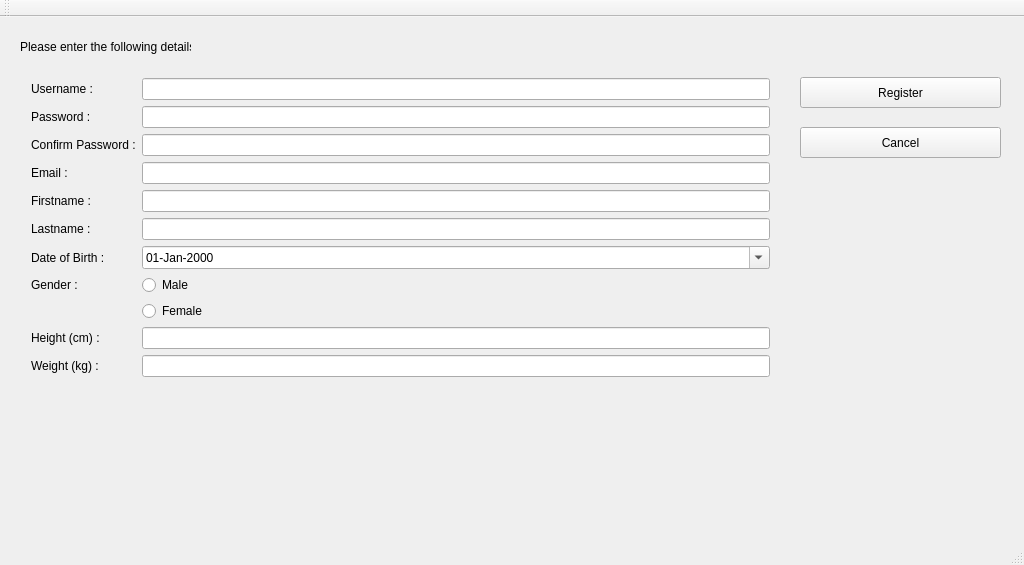
First picture: the form in GUI_Qt/SmartScale/userRegister.ui, repository twschung/IoT-Smart-Scale, before the edit.
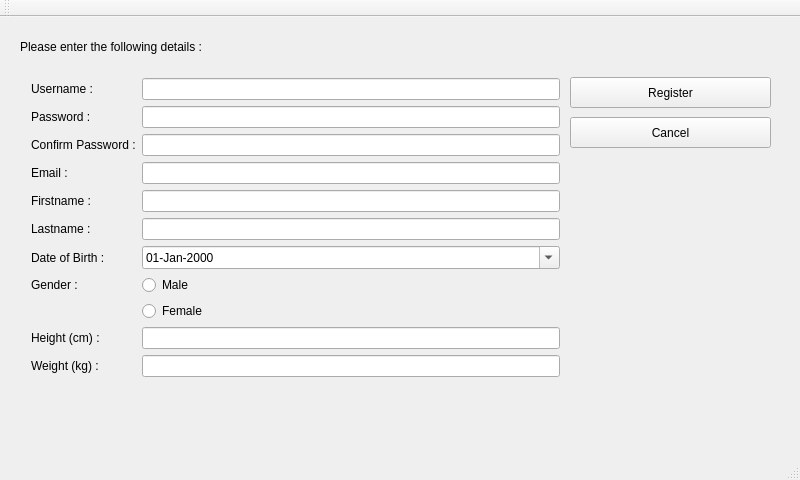
Second picture: the form after the edit.

What changed in the file:
```diff
--- a/GUI_Qt/SmartScale/userRegister.ui
+++ b/GUI_Qt/SmartScale/userRegister.ui
@@ -6,8 +6,8 @@
    <rect>
     <x>0</x>
     <y>0</y>
-    <width>1024</width>
-    <height>565</height>
+    <width>800</width>
+    <height>480</height>
    </rect>
   </property>
   <property name="windowTitle">
@@ -17,8 +17,8 @@
    <widget class="QPushButton" name="btnCancel">
     <property name="geometry">
      <rect>
-      <x>800</x>
-      <y>110</y>
+      <x>570</x>
+      <y>100</y>
       <width>201</width>
       <height>31</height>
      </rect>
@@ -30,7 +30,7 @@
    <widget class="QPushButton" name="btnRegister">
     <property name="geometry">
      <rect>
-      <x>800</x>
+      <x>570</x>
       <y>60</y>
       <width>201</width>
       <height>31</height>
@@ -45,7 +45,7 @@
      <rect>
       <x>20</x>
       <y>10</y>
-      <width>171</width>
+      <width>231</width>
       <height>41</height>
      </rect>
     </property>
@@ -78,8 +78,8 @@
      <rect>
       <x>20</x>
       <y>50</y>
-      <width>761</width>
-      <height>451</height>
+      <width>551</width>
+      <height>341</height>
      </rect>
     </property>
     <layout class="QFormLayout" name="formLayout">
```
Left out of the diff: 4 changed lines with no effect on the pictures.
